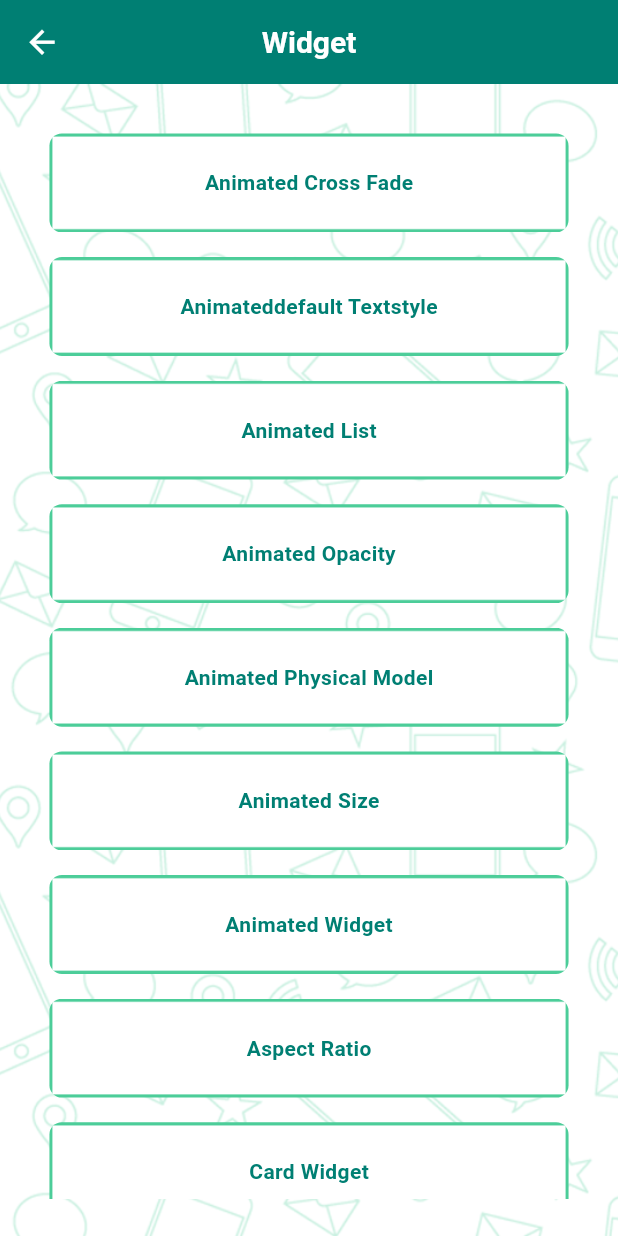
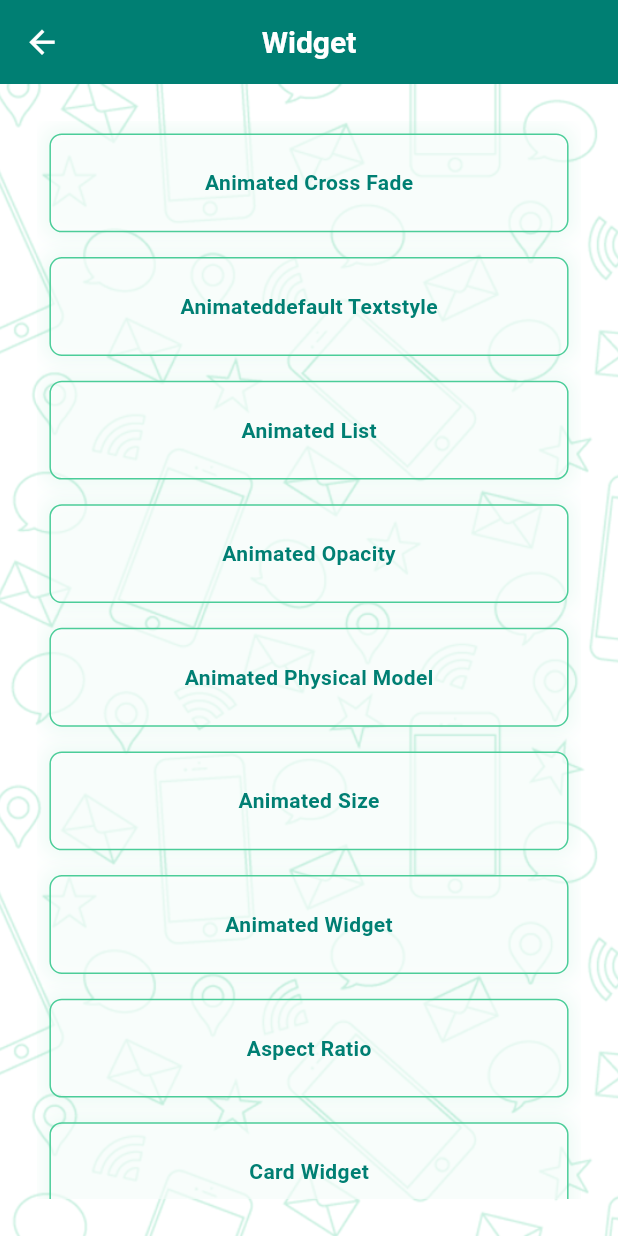
Before and after one commit to princymiracle/prokit, a Flutter app: the screen it shows after launch, on a phone screen of 412 x 824 dp. Run offline on Flutter 3.47's test engine with Material 3 defaults, Android fonts, the phone set to English and light mode, and no system bars; our stand-ins replace get, sizer.

Commit message:
init commit

```diff
--- a/lib/WidgetList_Screen/WidgetListPage.dart
+++ b/lib/WidgetList_Screen/WidgetListPage.dart
@@ -138,8 +138,21 @@ class WidgetListPage extends StatelessWidget {
                       },
                       child: Container(width: 80.w,height: 8.h,
                         decoration: BoxDecoration(
-                          borderRadius: BorderRadius.circular(2.w),
-                          image: DecorationImage(image: AssetImage("assets/images/31.png"), fit: BoxFit.fill,),),
+                            color: Colors.white60,
+                            borderRadius: BorderRadius.circular(2.w),
+                            border: Border.all(color: Color(0xFF4CCD99),),
+                            boxShadow: [
+                              BoxShadow(
+                                color: Color(0xFF4CCD99).withOpacity(0.1),
+                                spreadRadius: 3,
+                                blurRadius: 10,
+                              ),
+                            ]
+                        ),
+                        // decoration: BoxDecoration(
+                        //   borderRadius: BorderRadius.circular(2.w),
+                        //   image: DecorationImage(image: AssetImage("assets/images/31.png"), fit: BoxFit.fill,),
+                        // ),
                         child: Center(
                           child: Text(
                             listData[index], style: TextStyle(color: Theme.of(context).secondaryHeaderColor,fontWeight: FontWeight.w600),
```
